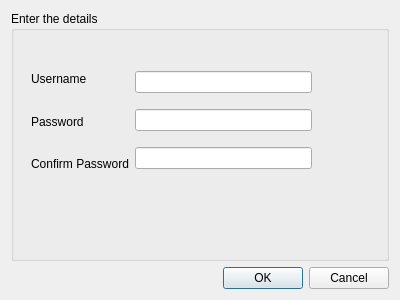
This is newaccount.ui in sreecodeslayer/RDBMS-Mini-Project as Qt 5 draws it before an edit. The edited form follows.
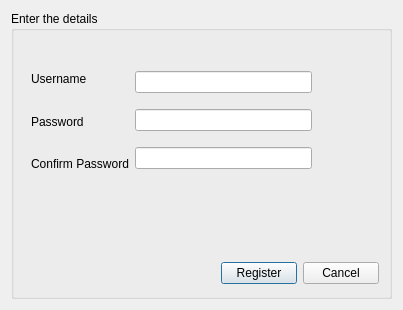
This is the edited form. Icons and pictures are not drawn.

Diff of the .ui file:
```diff
--- a/newaccount.ui
+++ b/newaccount.ui
@@ -6,8 +6,8 @@
    <rect>
     <x>0</x>
     <y>0</y>
-    <width>400</width>
-    <height>300</height>
+    <width>403</width>
+    <height>310</height>
    </rect>
   </property>
   <property name="windowTitle">
@@ -15,7 +15,7 @@
   </property>
   <layout class="QVBoxLayout" name="verticalLayout_3">
    <item>
-    <layout class="QVBoxLayout" name="verticalLayout_2">
+    <layout class="QHBoxLayout" name="horizontalLayout_3">
      <item>
       <widget class="QGroupBox" name="groupBox">
        <property name="title">
@@ -79,16 +79,32 @@
          </item>
         </layout>
        </widget>
-      </widget>
-     </item>
-     <item>
-      <widget class="QDialogButtonBox" name="buttonBox">
-       <property name="orientation">
-        <enum>Qt::Horizontal</enum>
-       </property>
-       <property name="standardButtons">
-        <set>QDialogButtonBox::Cancel|QDialogButtonBox::Ok</set>
-       </property>
+       <widget class="QWidget" name="">
+        <property name="geometry">
+         <rect>
+          <x>210</x>
+          <y>250</y>
+          <width>158</width>
+          <height>25</height>
+         </rect>
+        </property>
+        <layout class="QHBoxLayout" name="horizontalLayout_2">
+         <item>
+          <widget class="QPushButton" name="Register_Button">
+           <property name="text">
+            <string>Register</string>
+           </property>
+          </widget>
+         </item>
+         <item>
+          <widget class="QPushButton" name="Cancel_Button">
+           <property name="text">
+            <string>Cancel</string>
+           </property>
+          </widget>
+         </item>
+        </layout>
+       </widget>
       </widget>
      </item>
     </layout>
```
Left out of the diff: 86 changed lines with no effect on the pictures.
